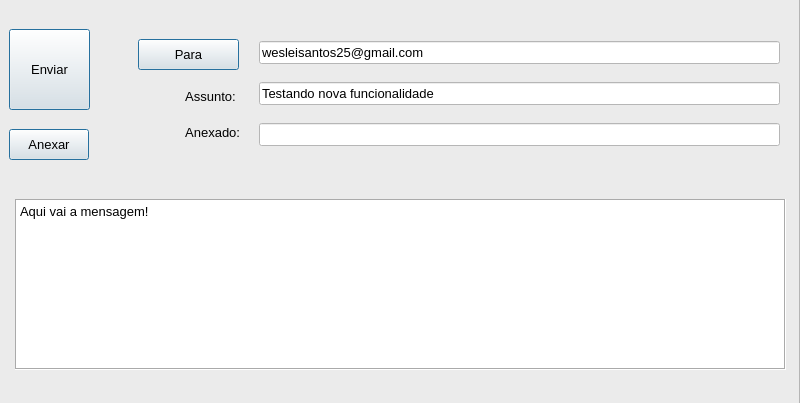
Before: the Qt Designer form Views/TelaDeEmail2.ui in Weslei25/SistemaDeVendas, drawn with Qt 5.
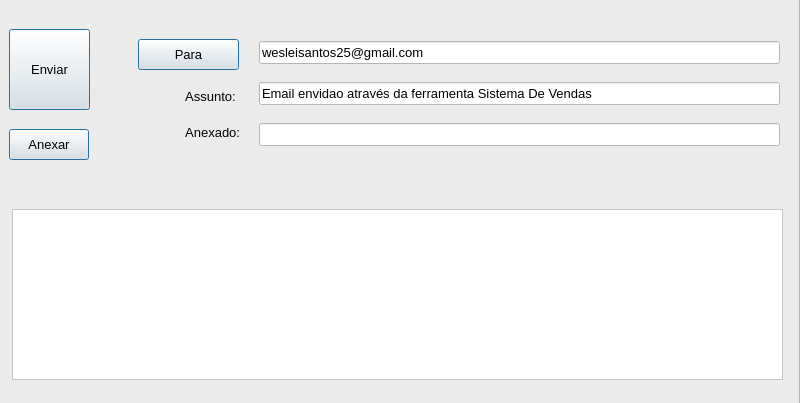
After: the same form once the commit is applied. Icons and pictures are not drawn.

Commit message: O textEdit tem o atributo toPlainText, que permite obter o texto digitado

What changed in the file:
```diff
--- a/Views/TelaDeEmail2.ui
+++ b/Views/TelaDeEmail2.ui
@@ -173,7 +173,7 @@
          <string notr="true">background-color: rgb(255, 255, 255);</string>
         </property>
         <property name="text">
-         <string>Testando nova funcionalidade</string>
+         <string>Email envidao através da ferramenta Sistema De Vendas</string>
         </property>
        </widget>
       </item>
@@ -236,11 +236,11 @@
       </item>
      </layout>
     </widget>
-    <widget class="QLabel" name="label_3">
+    <widget class="QTextEdit" name="textEdit">
      <property name="geometry">
       <rect>
-       <x>16</x>
-       <y>200</y>
+       <x>13</x>
+       <y>210</y>
        <width>771</width>
        <height>171</height>
       </rect>
@@ -253,32 +253,12 @@
      <property name="styleSheet">
       <string notr="true">background-color: rgb(255, 255, 255);</string>
      </property>
-     <property name="frameShape">
-      <enum>QFrame::Box</enum>
-     </property>
-     <property name="frameShadow">
-      <enum>QFrame::Sunken</enum>
-     </property>
-     <property name="text">
-      <string>Aqui vai a mensagem!</string>
-     </property>
-     <property name="textFormat">
-      <enum>Qt::PlainText</enum>
-     </property>
-     <property name="scaledContents">
-      <bool>true</bool>
-     </property>
-     <property name="alignment">
-      <set>Qt::AlignLeading|Qt::AlignLeft|Qt::AlignTop</set>
-     </property>
-     <property name="wordWrap">
-      <bool>true</bool>
-     </property>
-     <property name="openExternalLinks">
-      <bool>true</bool>
-     </property>
-     <property name="textInteractionFlags">
-      <set>Qt::LinksAccessibleByKeyboard|Qt::LinksAccessibleByMouse|Qt::TextBrowserInteraction|Qt::TextEditable|Qt::TextSelectableByMouse</set>
+     <property name="html">
+      <string>&lt;!DOCTYPE HTML PUBLIC &quot;-//W3C//DTD HTML 4.0//EN&quot; &quot;http://www.w3.org/TR/REC-html40/strict.dtd&quot;&gt;
+&lt;html&gt;&lt;head&gt;&lt;meta name=&quot;qrichtext&quot; content=&quot;1&quot; /&gt;&lt;style type=&quot;text/css&quot;&gt;
+p, li { white-space: pre-wrap; }
+&lt;/style&gt;&lt;/head&gt;&lt;body style=&quot; font-family:'MS Shell Dlg 2'; font-size:10pt; font-weight:400; font-style:normal;&quot;&gt;
+&lt;p style=&quot;-qt-paragraph-type:empty; margin-top:0px; margin-bottom:0px; margin-left:0px; margin-right:0px; -qt-block-indent:0; text-indent:0px; font-size:8.25pt;&quot;&gt;&lt;br /&gt;&lt;/p&gt;&lt;/body&gt;&lt;/html&gt;</string>
      </property>
     </widget>
    </widget>
```
